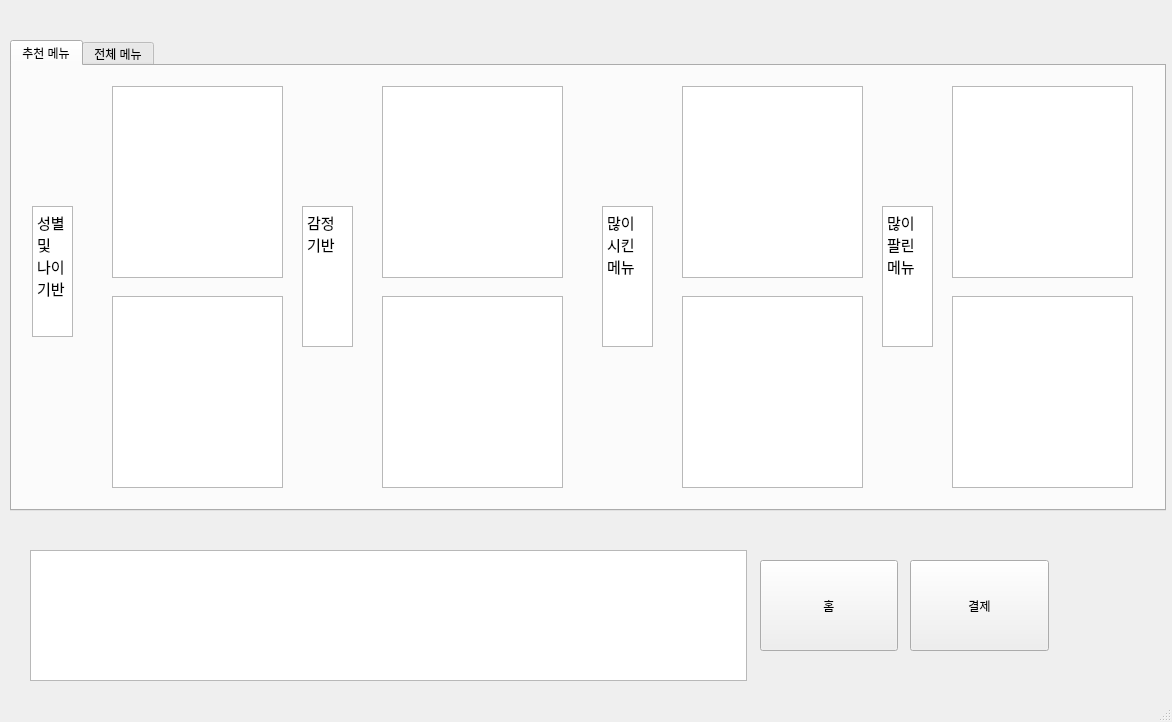
pJunghan/RobotArm, file ui/ice_cream_window2.ui: the form before one commit.
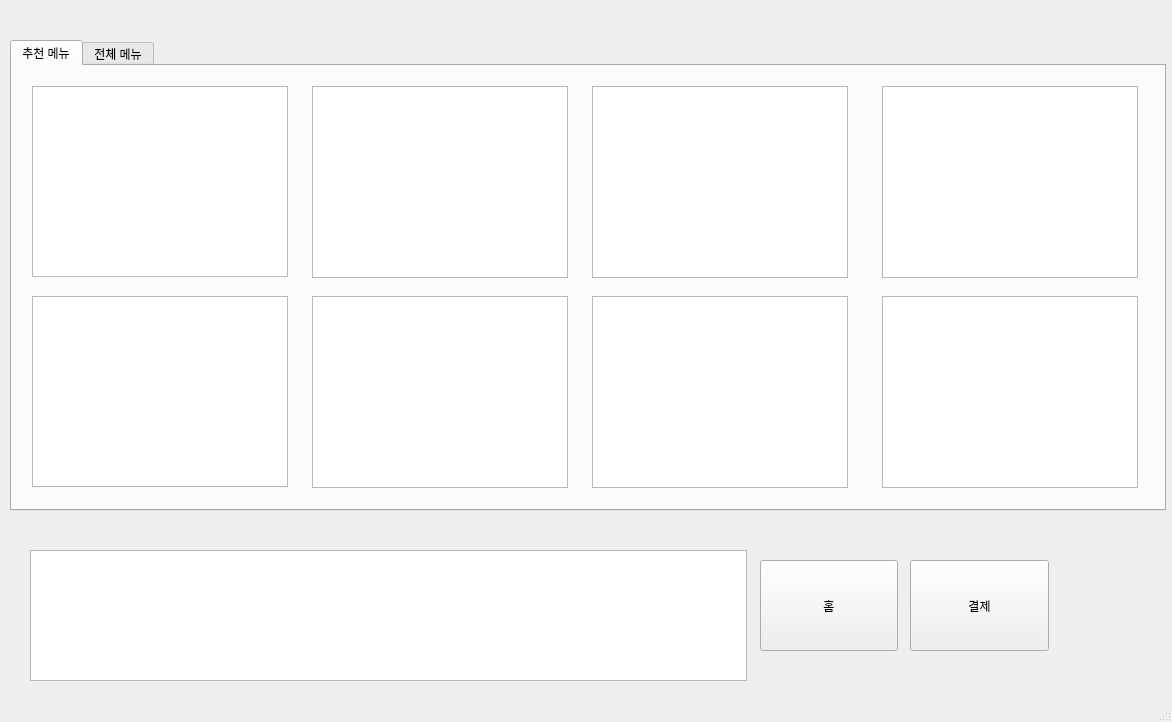
The form after the commit.

```diff
--- a/ui/ice_cream_window2.ui
+++ b/ui/ice_cream_window2.ui
@@ -36,29 +36,19 @@
      <widget class="QGraphicsView" name="recommendView_1">
       <property name="geometry">
        <rect>
-        <x>100</x>
+        <x>20</x>
         <y>20</y>
-        <width>171</width>
-        <height>192</height>
-       </rect>
-      </property>
-     </widget>
-     <widget class="QGraphicsView" name="recommendView_5">
-      <property name="geometry">
-       <rect>
-        <x>100</x>
-        <y>230</y>
-        <width>171</width>
-        <height>192</height>
+        <width>256</width>
+        <height>191</height>
        </rect>
       </property>
      </widget>
      <widget class="QGraphicsView" name="recommendView_6">
       <property name="geometry">
        <rect>
-        <x>370</x>
+        <x>300</x>
         <y>230</y>
-        <width>181</width>
+        <width>256</width>
         <height>192</height>
        </rect>
       </property>
@@ -66,9 +56,9 @@
      <widget class="QGraphicsView" name="recommendView_2">
       <property name="geometry">
        <rect>
-        <x>370</x>
+        <x>300</x>
         <y>20</y>
-        <width>181</width>
+        <width>256</width>
         <height>192</height>
        </rect>
       </property>
@@ -76,9 +66,9 @@
      <widget class="QGraphicsView" name="recommendView_7">
       <property name="geometry">
        <rect>
-        <x>670</x>
+        <x>580</x>
         <y>230</y>
-        <width>181</width>
+        <width>256</width>
         <height>192</height>
        </rect>
       </property>
@@ -86,9 +76,9 @@
      <widget class="QGraphicsView" name="recommendView_3">
       <property name="geometry">
        <rect>
-        <x>670</x>
+        <x>580</x>
         <y>20</y>
-        <width>181</width>
+        <width>256</width>
         <height>192</height>
        </rect>
       </property>
@@ -96,9 +86,9 @@
      <widget class="QGraphicsView" name="recommendView_8">
       <property name="geometry">
        <rect>
-        <x>940</x>
+        <x>870</x>
         <y>230</y>
-        <width>181</width>
+        <width>256</width>
         <height>192</height>
        </rect>
       </property>
@@ -106,81 +96,21 @@
      <widget class="QGraphicsView" name="recommendView_4">
       <property name="geometry">
        <rect>
-        <x>940</x>
+        <x>870</x>
         <y>20</y>
-        <width>181</width>
+        <width>256</width>
         <height>192</height>
        </rect>
       </property>
      </widget>
-     <widget class="QTextBrowser" name="textBrowser">
+     <widget class="QGraphicsView" name="recommendView_5">
       <property name="geometry">
        <rect>
         <x>20</x>
-        <y>140</y>
-        <width>41</width>
-        <height>131</height>
+        <y>230</y>
+        <width>256</width>
+        <height>191</height>
        </rect>
-      </property>
-      <property name="html">
-       <string>&lt;!DOCTYPE HTML PUBLIC &quot;-//W3C//DTD HTML 4.0//EN&quot; &quot;http://www.w3.org/TR/REC-html40/strict.dtd&quot;&gt;
-&lt;html&gt;&lt;head&gt;&lt;meta name=&quot;qrichtext&quot; content=&quot;1&quot; /&gt;&lt;style type=&quot;text/css&quot;&gt;
-p, li { white-space: pre-wrap; }
-&lt;/style&gt;&lt;/head&gt;&lt;body style=&quot; font-family:'Ubuntu'; font-size:11pt; font-weight:400; font-style:normal;&quot;&gt;
-&lt;p style=&quot; margin-top:0px; margin-bottom:0px; margin-left:0px; margin-right:0px; -qt-block-indent:0; text-indent:0px;&quot;&gt;성별 및 나이 기반&lt;/p&gt;
-&lt;p style=&quot;-qt-paragraph-type:empty; margin-top:0px; margin-bottom:0px; margin-left:0px; margin-right:0px; -qt-block-indent:0; text-indent:0px;&quot;&gt;&lt;br /&gt;&lt;/p&gt;&lt;/body&gt;&lt;/html&gt;</string>
-      </property>
-     </widget>
-     <widget class="QTextBrowser" name="textBrowser_2">
-      <property name="geometry">
-       <rect>
-        <x>290</x>
-        <y>140</y>
-        <width>51</width>
-        <height>141</height>
-       </rect>
-      </property>
-      <property name="html">
-       <string>&lt;!DOCTYPE HTML PUBLIC &quot;-//W3C//DTD HTML 4.0//EN&quot; &quot;http://www.w3.org/TR/REC-html40/strict.dtd&quot;&gt;
-&lt;html&gt;&lt;head&gt;&lt;meta name=&quot;qrichtext&quot; content=&quot;1&quot; /&gt;&lt;style type=&quot;text/css&quot;&gt;
-p, li { white-space: pre-wrap; }
-&lt;/style&gt;&lt;/head&gt;&lt;body style=&quot; font-family:'Ubuntu'; font-size:11pt; font-weight:400; font-style:normal;&quot;&gt;
-&lt;p style=&quot; margin-top:0px; margin-bottom:0px; margin-left:0px; margin-right:0px; -qt-block-indent:0; text-indent:0px;&quot;&gt;감정 기반&lt;/p&gt;&lt;/body&gt;&lt;/html&gt;</string>
-      </property>
-     </widget>
-     <widget class="QTextBrowser" name="textBrowser_3">
-      <property name="geometry">
-       <rect>
-        <x>590</x>
-        <y>140</y>
-        <width>51</width>
-        <height>141</height>
-       </rect>
-      </property>
-      <property name="html">
-       <string>&lt;!DOCTYPE HTML PUBLIC &quot;-//W3C//DTD HTML 4.0//EN&quot; &quot;http://www.w3.org/TR/REC-html40/strict.dtd&quot;&gt;
-&lt;html&gt;&lt;head&gt;&lt;meta name=&quot;qrichtext&quot; content=&quot;1&quot; /&gt;&lt;style type=&quot;text/css&quot;&gt;
-p, li { white-space: pre-wrap; }
-&lt;/style&gt;&lt;/head&gt;&lt;body style=&quot; font-family:'Ubuntu'; font-size:11pt; font-weight:400; font-style:normal;&quot;&gt;
-&lt;p style=&quot; margin-top:0px; margin-bottom:0px; margin-left:0px; margin-right:0px; -qt-block-indent:0; text-indent:0px;&quot;&gt;많이 시킨 메뉴&lt;/p&gt;
-&lt;p style=&quot;-qt-paragraph-type:empty; margin-top:0px; margin-bottom:0px; margin-left:0px; margin-right:0px; -qt-block-indent:0; text-indent:0px;&quot;&gt;&lt;br /&gt;&lt;/p&gt;&lt;/body&gt;&lt;/html&gt;</string>
-      </property>
-     </widget>
-     <widget class="QTextBrowser" name="textBrowser_4">
-      <property name="geometry">
-       <rect>
-        <x>870</x>
-        <y>140</y>
-        <width>51</width>
-        <height>141</height>
-       </rect>
-      </property>
-      <property name="html">
-       <string>&lt;!DOCTYPE HTML PUBLIC &quot;-//W3C//DTD HTML 4.0//EN&quot; &quot;http://www.w3.org/TR/REC-html40/strict.dtd&quot;&gt;
-&lt;html&gt;&lt;head&gt;&lt;meta name=&quot;qrichtext&quot; content=&quot;1&quot; /&gt;&lt;style type=&quot;text/css&quot;&gt;
-p, li { white-space: pre-wrap; }
-&lt;/style&gt;&lt;/head&gt;&lt;body style=&quot; font-family:'Ubuntu'; font-size:11pt; font-weight:400; font-style:normal;&quot;&gt;
-&lt;p style=&quot; margin-top:0px; margin-bottom:0px; margin-left:0px; margin-right:0px; -qt-block-indent:0; text-indent:0px;&quot;&gt;많이 팔린 메뉴&lt;/p&gt;&lt;/body&gt;&lt;/html&gt;</string>
       </property>
      </widget>
     </widget>
```
Left out of the diff: 2 changed lines with no effect on the pictures.
